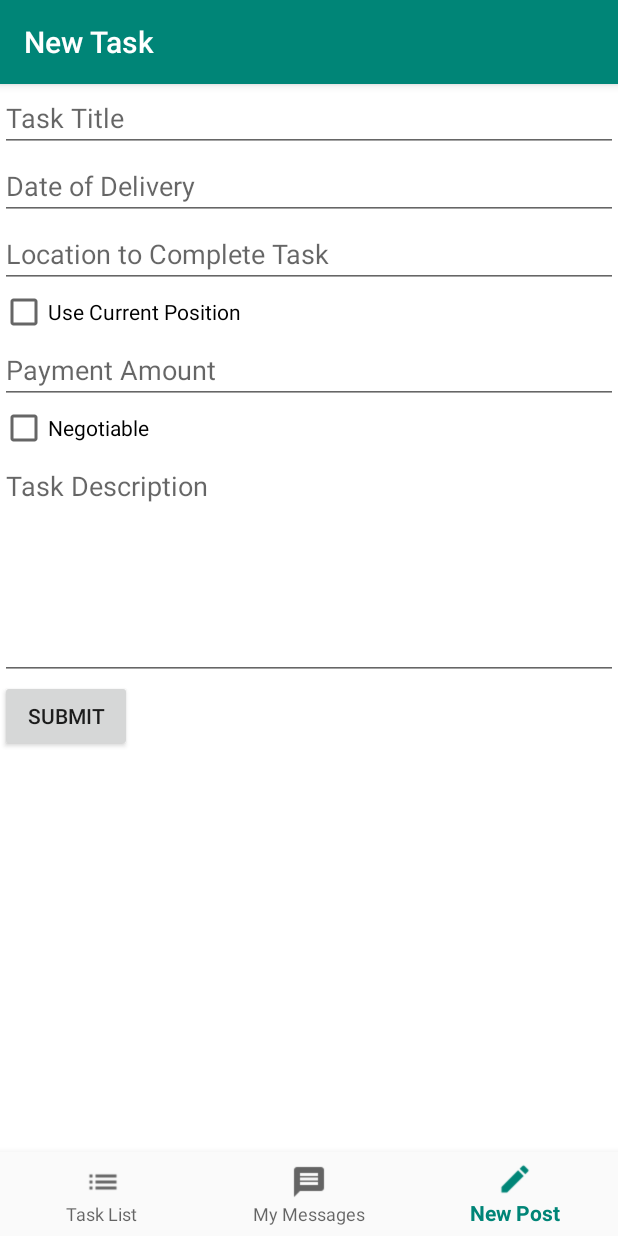
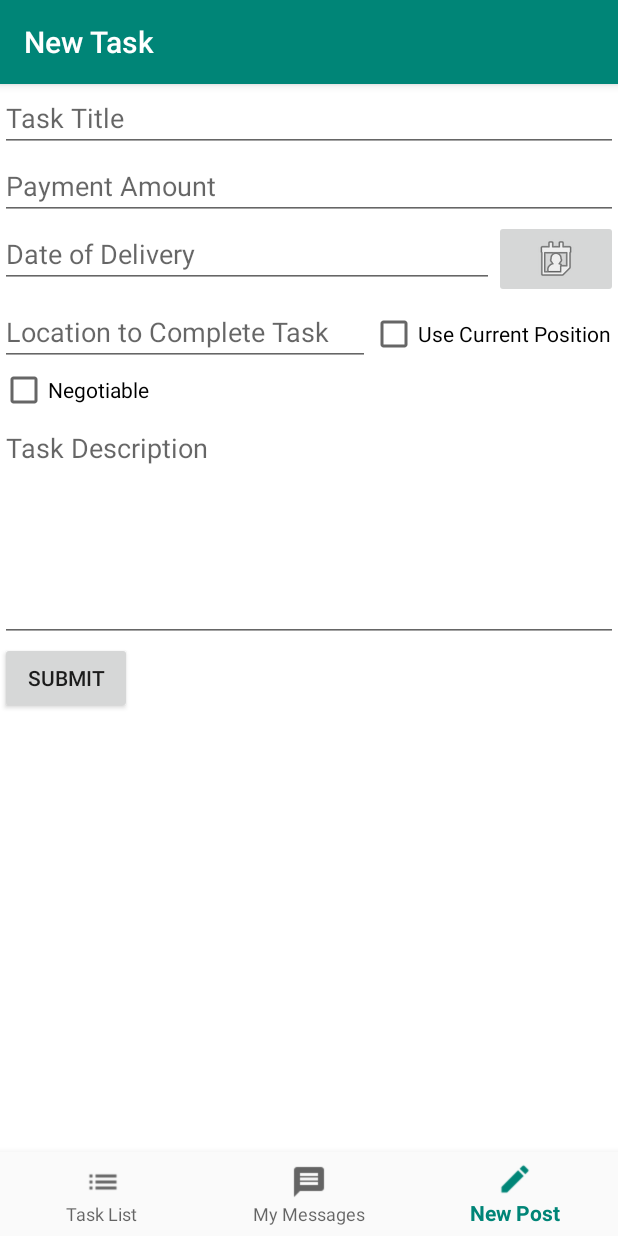
Before and after one commit to JerryBLi/HelpMi, an Android app: the MainPage screen opened directly, with no data from a screen before it, item 3 of the bottom bar chosen, on a phone screen of 412 x 824 dp. Run offline under Robolectric (Android 15) with nearby library versions, the phone set to English and light mode, and no system bars; our stand-ins replace Firebase (no records; nobody signed in at launch, a user with empty details on screens opened directly); libraries missing offline, so code that uses them is left out: pub.devrel.easypermissions; 2 statements that could not run were skipped.

Commit message:
Date Picker and format NewTaskFragment

```diff
--- a/app/src/main/java/ese543/helpmi/core/MainPage.java
+++ b/app/src/main/java/ese543/helpmi/core/MainPage.java
@@ -1,6 +1,7 @@
 package ese543.helpmi.core;
 
 import android.Manifest;
+import android.app.DatePickerDialog;
 import android.content.Context;
 import android.content.Intent;
 import android.content.pm.PackageManager;
@@ -11,15 +12,19 @@ import android.os.Bundle;
 import android.support.annotation.NonNull;
 import android.support.design.widget.BottomNavigationView;
 import android.support.v4.app.ActivityCompat;
+import android.support.v4.app.DialogFragment;
 import android.support.v4.app.Fragment;
 import android.support.v4.app.FragmentTransaction;
 import android.support.v7.app.ActionBar;
 import android.support.v7.app.AppCompatActivity;
 import android.util.Log;
+import android.view.LayoutInflater;
 import android.view.MenuItem;
 import android.view.View;
+import android.view.ViewGroup;
 import android.widget.Button;
 import android.widget.CheckBox;
+import android.widget.DatePicker;
 import android.widget.EditText;
 import android.widget.TextView;
 import android.widget.Toast;
@@ -28,10 +33,12 @@ import com.google.android.gms.maps.CameraUpdateFactory;
 import com.google.android.gms.maps.model.LatLng;
 import com.google.firebase.FirebaseApp;
 
+import java.text.DateFormat;
 import java.util.Calendar;
 import java.util.Date;
 
 import ese543.helpmi.R;
+import ese543.helpmi.fragments.DatePickerFragment;
 import ese543.helpmi.fragments.MessagesFragment;
 import ese543.helpmi.fragments.NewTaskFragment;
 import ese543.helpmi.fragments.TaskFragment;
@@ -39,7 +46,7 @@ import ese543.helpmi.fragments.dummy.DummyContent;
 import pub.devrel.easypermissions.AfterPermissionGranted;
 import pub.devrel.easypermissions.EasyPermissions;
 
-public class MainPage extends AppCompatActivity implements MessagesFragment.OnListFragmentInteractionListener, NewTaskFragment.OnFragmentInteractionListener, TaskFragment.OnListFragmentInteractionListener{
+public class MainPage extends AppCompatActivity implements  DatePickerDialog.OnDateSetListener, MessagesFragment.OnListFragmentInteractionListener, NewTaskFragment.OnFragmentInteractionListener, TaskFragment.OnListFragmentInteractionListener{
 
 
     private static final String TAG = MainPage.class.getName();
@@ -112,6 +119,24 @@ public class MainPage extends AppCompatActivity implements MessagesFragment.OnLi
 
         requestLocationPermission();
     }
+
+    public void openDatePicker(View v){
+        DialogFragment datePicker = new DatePickerFragment();
+        datePicker.show(getSupportFragmentManager(), "date picker");
+    }
+
+    @Override
+    public void onDateSet(DatePicker view, int year, int month, int dayOfMonth) {
+        Calendar c = Calendar.getInstance();
+        c.set(Calendar.YEAR, year);
+        c.set(Calendar.MONTH, month);
+        c.set(Calendar.DAY_OF_MONTH, dayOfMonth);
+        String currentDateString = DateFormat.getDateInstance(DateFormat.FULL).format(c.getTime());
+
+        TextView textView = (TextView) findViewById(R.id.editTextDateDeliver);
+        textView.setText(currentDateString);
+    }
+
 
     public void openMap(View view) {
         Intent i = new Intent(this, MapsActivity.class);
@@ -216,6 +241,8 @@ public class MainPage extends AppCompatActivity implements MessagesFragment.OnLi
             editTextLocation.setEnabled(true);
     }
 
+
+
     public Date getDateFromInput(String s)
     {
         myCalendar.set(2019,5,4);
@@ -280,4 +307,5 @@ public class MainPage extends AppCompatActivity implements MessagesFragment.OnLi
             EasyPermissions.requestPermissions(this, "Please grant the location permission", REQUEST_LOCATION_PERMISSION, perms);
         }
     }
+
 }
--- /dev/null
+++ b/app/src/main/java/ese543/helpmi/fragments/DatePickerFragment.java
@@ -0,0 +1,24 @@
+package ese543.helpmi.fragments;
+
+import android.app.DatePickerDialog;
+import android.app.Dialog;
+import android.os.Bundle;
+import android.support.annotation.NonNull;
+import android.support.v4.app.DialogFragment;
+
+import java.util.Calendar;
+
+
+public class DatePickerFragment extends DialogFragment {
+
+    @NonNull
+    @Override
+    public Dialog onCreateDialog(Bundle savedInstanceState) {
+        Calendar c = Calendar.getInstance();
+        int year = c.get(Calendar.YEAR);
+        int month = c.get(Calendar.MONTH);
+        int day = c.get(Calendar.DAY_OF_MONTH);
+
+        return new DatePickerDialog(getActivity(), (DatePickerDialog.OnDateSetListener) getActivity(), year, month, day);
+    }
+}
--- a/app/src/main/java/ese543/helpmi/fragments/NewTaskFragment.java
+++ b/app/src/main/java/ese543/helpmi/fragments/NewTaskFragment.java
@@ -1,13 +1,22 @@
 package ese543.helpmi.fragments;
 
+import android.app.Activity;
+import android.app.DatePickerDialog;
 import android.content.Context;
 import android.net.Uri;
 import android.os.Bundle;
+import android.support.v4.app.DialogFragment;
 import android.support.v4.app.Fragment;
 import android.view.LayoutInflater;
 import android.view.View;
 import android.view.ViewGroup;
+import android.widget.Button;
+import android.widget.DatePicker;
+import android.widget.ImageButton;
 import android.widget.TextView;
+
+import java.text.DateFormat;
+import java.util.Calendar;
 
 import ese543.helpmi.R;
 
@@ -43,16 +52,13 @@ public class NewTaskFragment extends Fragment {
     }
 
     @Override
-    public void onCreate(Bundle savedInstanceState) {
-        super.onCreate(savedInstanceState);
-    }
-
-    @Override
     public View onCreateView(LayoutInflater inflater, ViewGroup container,
                              Bundle savedInstanceState) {
         // Inflate the layout for this fragment
         return inflater.inflate(R.layout.fragment_new_task, container, false);
     }
+
+
 
 
 
@@ -80,6 +86,8 @@ public class NewTaskFragment extends Fragment {
         mListener = null;
     }
 
+
+
     /**
      * This interface must be implemented by activities that contain this
      * fragment to allow an interaction in this fragment to be communicated
--- a/app/src/main/res/layout/fragment_new_task.xml
+++ b/app/src/main/res/layout/fragment_new_task.xml
@@ -1,5 +1,6 @@
 <?xml version="1.0" encoding="utf-8"?>
 <FrameLayout xmlns:android="http://schemas.android.com/apk/res/android"
+    xmlns:app="http://schemas.android.com/apk/res-auto"
     xmlns:tools="http://schemas.android.com/tools"
     android:layout_width="match_parent"
     android:layout_height="match_parent"
@@ -14,25 +15,68 @@
             android:layout_height="wrap_content"
             android:orientation="vertical">
 
+            <TableLayout
+                android:layout_width="match_parent"
+                android:layout_height="match_parent">
+
+                <TableRow
+                    android:layout_width="match_parent"
+                    android:layout_height="match_parent">
+
                     <EditText
                         android:id="@+id/editTextTitle"
-                android:layout_width="match_parent"
+                        android:layout_weight="10.0"
+                        android:layout_width="0dp"
                         android:layout_height="wrap_content"
                         android:ems="10"
                         android:hint="Task Title"
                         android:inputType="text" />
+                </TableRow>
+
+                <TableRow
+                    android:layout_width="match_parent"
+                    android:layout_height="match_parent">
+
+                    <EditText
+                        android:id="@+id/editTextPayment"
+                        android:layout_weight="10.0"
+                        android:layout_width="0dp"
+                        android:layout_height="wrap_content"
+                        android:ems="10"
+                        android:hint="Payment Amount"
+                        android:inputType="numberDecimal" />
+                </TableRow>
+
+                <TableRow
+                    android:layout_width="match_parent"
+                    android:layout_height="match_parent">
 
                     <EditText
                         android:id="@+id/editTextDateDeliver"
-                android:layout_width="match_parent"
+                        android:layout_weight="8.0"
+                        android:layout_width="0dp"
                         android:layout_height="wrap_content"
                         android:ems="10"
                         android:hint="Date of Delivery"
                         android:inputType="text" />
 
+                    <ImageButton
+                        android:id="@+id/buttonDateDeliverPicker"
+                        android:layout_weight="2.0"
+                        android:layout_width="0dp"
+                        android:layout_height="wrap_content"
+                        android:onClick="openDatePicker"
+                        android:src="@android:drawable/ic_menu_my_calendar" />
+                </TableRow>
+
+                <TableRow
+                    android:layout_width="match_parent"
+                    android:layout_height="match_parent">
+
                     <EditText
                         android:id="@+id/editTextLocation"
-                android:layout_width="match_parent"
+                        android:layout_weight="6.0"
+                        android:layout_width="0dp"
                         android:layout_height="wrap_content"
                         android:ems="10"
                         android:hint="Location to Complete Task"
@@ -40,29 +84,34 @@
 
                     <CheckBox
                         android:id="@+id/checkBoxCurrentPosition"
-                android:layout_width="match_parent"
+                        android:layout_weight="4.0"
+                        android:layout_width="0dp"
                         android:layout_height="wrap_content"
                         android:onClick="onCurrentPositionCheckboxClicked"
                         android:text="Use Current Position" />
+                </TableRow>
 
-            <EditText
-                android:id="@+id/editTextPayment"
+                <TableRow
                     android:layout_width="match_parent"
-                android:layout_height="wrap_content"
-                android:ems="10"
-                android:hint="Payment Amount"
-                android:inputType="numberDecimal" />
+                    android:layout_height="match_parent">
 
                     <CheckBox
                         android:id="@+id/checkBoxNegotiable"
-                android:layout_width="match_parent"
+                        android:layout_weight="10.0"
+                        android:layout_width="0dp"
                         android:layout_height="wrap_content"
                         android:text="Negotiable" />
+                </TableRow>
+
+                <TableRow
+                    android:layout_width="match_parent"
+                    android:layout_height="match_parent">
 
                     <EditText
                         android:id="@+id/editTextDescription"
                         style="@style/Widget.AppCompat.EditText"
-                android:layout_width="match_parent"
+                        android:layout_weight="10.0"
+                        android:layout_width="0dp"
                         android:layout_height="wrap_content"
                         android:ems="10"
                         android:gravity="top|left"
@@ -70,6 +119,12 @@
                         android:inputType="textMultiLine"
                         android:lines="8"
                         android:minLines="6" />
+                </TableRow>
+
+                <TableRow
+                    android:layout_weight="10.0"
+                    android:layout_width="0dp"
+                    android:layout_height="match_parent">
 
                     <Button
                         android:id="@+id/buttonSubmit"
@@ -77,6 +132,9 @@
                         android:layout_height="wrap_content"
                         android:onClick="submitNewTask"
                         android:text="Submit" />
+                </TableRow>
+
+            </TableLayout>
         </LinearLayout>
     </ScrollView>
 
--- a/app/src/main/res/layout/fragment_task.xml
+++ b/app/src/main/res/layout/fragment_task.xml
@@ -79,8 +79,6 @@
                 android:layout_width="0dp"
                 android:layout_height="wrap_content"
                 android:layout_weight="3.0"
-                android:ems="10"
-                android:inputType="date"
                 android:textAlignment="viewStart"
                 android:textSize="12sp"
                 android:textStyle="bold" />
```
Lines whose indentation alone changed are shown as unchanged.
